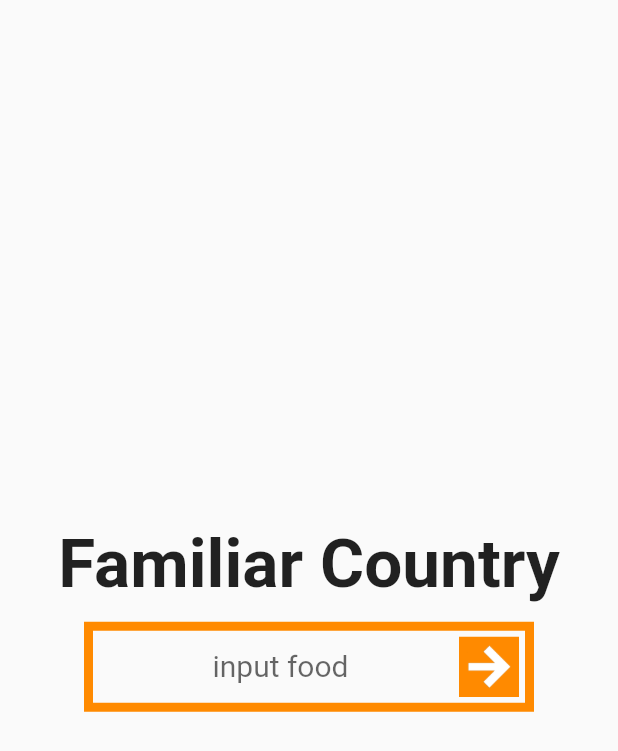
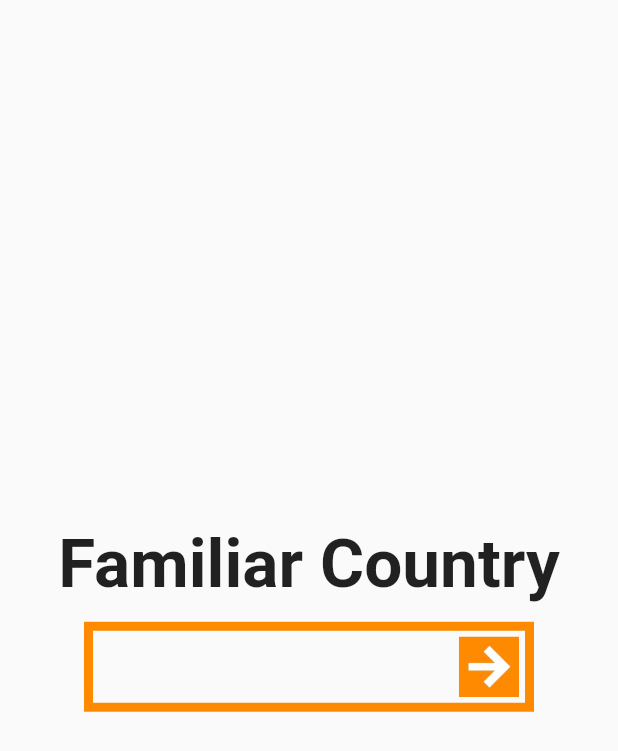
Before and after one commit to SKKUxHCMUT-Team3/food-suggestion-app, a Flutter app: the screen it shows after launch, on a phone screen of 412 x 824 dp. Shown: the top 751 px of the screen. Run offline on Flutter 3.47's test engine with Material 2 defaults, Android fonts, the light colour scheme and no system bars.

Commit message:
Front 01/15

```diff
--- /dev/null
+++ b/lib/home1.dart
@@ -0,0 +1,84 @@
+import 'package:flutter/material.dart';
+import 'home2.dart';
+
+class HomePage1 extends StatefulWidget {
+  const HomePage1({super.key});
+
+  @override
+  State<HomePage1> createState() => _HomePage1State();
+}
+
+class _HomePage1State extends State<HomePage1> {
+  TextEditingController CtrlTextFormField = TextEditingController();
+
+  @override
+  Widget build(BuildContext context) {
+    return MaterialApp(
+      debugShowCheckedModeBanner: false,
+      theme: ThemeData(
+        primarySwatch: Colors.orange,
+      ),
+      home: Scaffold(
+        resizeToAvoidBottomInset: false,
+        body: Column(
+          mainAxisAlignment: MainAxisAlignment.center,
+          crossAxisAlignment: CrossAxisAlignment.center,
+          children: [
+            const Text(
+              "Familiar Country",
+              style: TextStyle(fontSize: 45, fontWeight: FontWeight.bold),
+              textAlign: TextAlign.center,
+            ),
+            const SizedBox(
+              height: 12,
+            ),
+            Center(
+              child: SizedBox(
+                width: 300,
+                height: 60,
+                child: TextFormField(
+                  controller: CtrlTextFormField,
+                  textAlign: TextAlign.center,
+                  decoration: InputDecoration(
+                    enabledBorder: const OutlineInputBorder(
+                      borderRadius: BorderRadius.all(Radius.circular(0)),
+                      borderSide: BorderSide(color: Color(0xffFF8A00), width: 6),
+                    ),
+                    focusedBorder: const OutlineInputBorder(
+                      borderRadius: BorderRadius.all(Radius.circular(0)),
+                      borderSide: BorderSide(color: Color(0xffFF8A00), width: 6),
+                    ),
+                    // hintText: "input food",
+                    suffixIcon: Container(
+                      width: 40,
+                      height: 40,
+                      color: const Color(0xffFF8A00),
+                      margin: const EdgeInsets.fromLTRB(0, 10, 10, 10),
+                      child: IconButton(
+                        onPressed: () {
+                          Navigator.push(
+                            context,
+                            MaterialPageRoute(builder: (context) => const HomePage2()),
+                          );
+                        },
+                        icon: Container(
+                            width: double.infinity,
+                            height: double.infinity,
+                            child: Image.asset(
+                              "assets/images/arrow_button.png",
+                              fit: BoxFit.fill,
+                            )),
+                        padding: const EdgeInsets.all(0),
+                      ),
+                    ),
+                  ),
+                  style: const TextStyle(fontSize: 20),
+                ),
+              ),
+            ),
+          ],
+        ),
+      ),
+    );
+  }
+}
--- a/lib/home.dart
+++ b/lib/home3.dart
@@ -1,13 +1,14 @@
 import 'package:flutter/material.dart';
+import 'home4.dart';
 
-class HomePage extends StatefulWidget {
-  const HomePage({super.key});
+class HomePage3 extends StatefulWidget {
+  const HomePage3({super.key});
 
   @override
-  State<HomePage> createState() => _HomePageState();
+  State<HomePage3> createState() => _HomePage3State();
 }
 
-class _HomePageState extends State<HomePage> {
+class _HomePage3State extends State<HomePage3> {
   TextEditingController CtrlTextFormField = TextEditingController();
 
   @override
@@ -24,7 +25,7 @@ class _HomePageState extends State<HomePage> {
           crossAxisAlignment: CrossAxisAlignment.center,
           children: [
             const Text(
-              "Familiar Country",
+              "your favorite food",
               style: TextStyle(fontSize: 45, fontWeight: FontWeight.bold),
               textAlign: TextAlign.center,
             ),
@@ -47,7 +48,7 @@ class _HomePageState extends State<HomePage> {
                       borderRadius: BorderRadius.all(Radius.circular(0)),
                       borderSide: BorderSide(color: Color(0xffFF8A00), width: 6),
                     ),
-                    hintText: "input food",
+                    // hintText: "input food",
                     suffixIcon: Container(
                       width: 40,
                       height: 40,
@@ -55,7 +56,10 @@ class _HomePageState extends State<HomePage> {
                       margin: const EdgeInsets.fromLTRB(0, 10, 10, 10),
                       child: IconButton(
                         onPressed: () {
-                          print("${CtrlTextFormField.text}");
+                          Navigator.push(
+                            context,
+                            MaterialPageRoute(builder: (context) => const HomePage4()),
+                          );
                         },
                         icon: Container(
                             width: double.infinity,
--- /dev/null
+++ b/lib/homesplash.dart
@@ -0,0 +1,50 @@
+import 'package:flutter/material.dart';
+import 'home1.dart';
+
+class HomeSplashScreen extends StatefulWidget {
+  const HomeSplashScreen({super.key});
+
+  @override
+  State<StatefulWidget> createState() => _HomeSplashScreenState();
+}
+
+class _HomeSplashScreenState extends State<HomeSplashScreen> {
+  @override
+  void initState() {
+    super.initState();
+    Future.delayed(
+      const Duration(seconds: 4),
+      () => Navigator.push(
+        context,
+        MaterialPageRoute(builder: (context) => const HomePage1()),
+      ),
+    );
+  }
+
+  @override
+  Widget build(BuildContext context) {
+    return MaterialApp(
+      debugShowCheckedModeBanner: false,
+      home: Scaffold(
+        body: Container(
+          width: double.infinity,
+          height: double.infinity,
+          decoration: const BoxDecoration(
+            image: DecorationImage(
+              fit: BoxFit.fill,
+              image: AssetImage("assets/images/food.jpg"),
+            ),
+          ),
+          child: Column(
+            mainAxisAlignment: MainAxisAlignment.center,
+            crossAxisAlignment: CrossAxisAlignment.center,
+            children: const [
+              Text("Foodeul", style: TextStyle(color: Colors.white, fontSize: 100,), textAlign: TextAlign.center,),
+              Text("that you like,\nbut you don't know", style: TextStyle(color: Colors.white, fontSize: 30,), textAlign: TextAlign.center,),
+            ],
+          ),
+        ),
+      )
+    );
+  }
+}
--- a/lib/main.dart
+++ b/lib/main.dart
@@ -1,5 +1,5 @@
 import 'package:flutter/material.dart';
-import 'splash.dart';
+import 'homesplash.dart';
 
 void main() {
   runApp(const MyApp());
@@ -16,7 +16,7 @@ class MyApp extends StatelessWidget {
       theme: ThemeData(
         primaryColor: const Color(0xffFF8A00),
       ),
-      home: const SplashScreen(),
+      home: const HomeSplashScreen(),
     );
   }
 }
--- a/lib/splash.dart
+++ b/lib/outputsplash.dart
@@ -1,14 +1,14 @@
 import 'package:flutter/material.dart';
-import 'home.dart';
+import 'output1.dart';
 
-class SplashScreen extends StatefulWidget {
-  const SplashScreen({super.key});
+class OutputSplashScreen extends StatefulWidget {
+  const OutputSplashScreen({super.key});
 
   @override
-  State<StatefulWidget> createState() => _SplashScreenState();
+  State<StatefulWidget> createState() => _OutputSplashScreenState();
 }
 
-class _SplashScreenState extends State<SplashScreen> {
+class _OutputSplashScreenState extends State<OutputSplashScreen> {
   @override
   void initState() {
     super.initState();
@@ -16,7 +16,7 @@ class _SplashScreenState extends State<SplashScreen> {
       const Duration(seconds: 4),
       () => Navigator.push(
         context,
-        MaterialPageRoute(builder: (context) => const HomePage()),
+        MaterialPageRoute(builder: (context) => const OutputPage1()),
       ),
     );
   }
@@ -32,15 +32,15 @@ class _SplashScreenState extends State<SplashScreen> {
           decoration: const BoxDecoration(
             image: DecorationImage(
               fit: BoxFit.fill,
-              image: AssetImage("assets/images/dog.jpg"),
+              image: AssetImage("assets/images/food.jpg"),
             ),
           ),
           child: Column(
             mainAxisAlignment: MainAxisAlignment.center,
             crossAxisAlignment: CrossAxisAlignment.center,
             children: const [
-              Text("Foodeul", style: TextStyle(color: Colors.white, fontSize: 100,), textAlign: TextAlign.center,),
-              Text("that you like,\nbut you don't know", style: TextStyle(color: Colors.white, fontSize: 30,), textAlign: TextAlign.center,),
+              Text("You are familiar with A foods, and You are curious about B foods!", style: TextStyle(color: Colors.white, fontSize: 10,), textAlign: TextAlign.center,),
+              Text("Loading...", style: TextStyle(color: Colors.white, fontSize: 30,), textAlign: TextAlign.center,),
             ],
           ),
         ),
--- a/pubspec.yaml
+++ b/pubspec.yaml
@@ -61,7 +61,7 @@ flutter:
 
   # To add assets to your application, add an assets section, like this:
   assets:
-    - assets/images/dog.jpg
+    - assets/images/food.jpg
     - assets/images/arrow_button.png
   #   - images/a_dot_burr.jpeg
   #   - images/a_dot_ham.jpeg
```
Also changed, not shown: lib/home2.dart (added, +86 -0 lines), lib/home4.dart (added, +84 -0 lines), lib/output1.dart (added, +49 -0 lines), assets/images/dog.jpg (deleted), assets/images/food.jpg (added).
